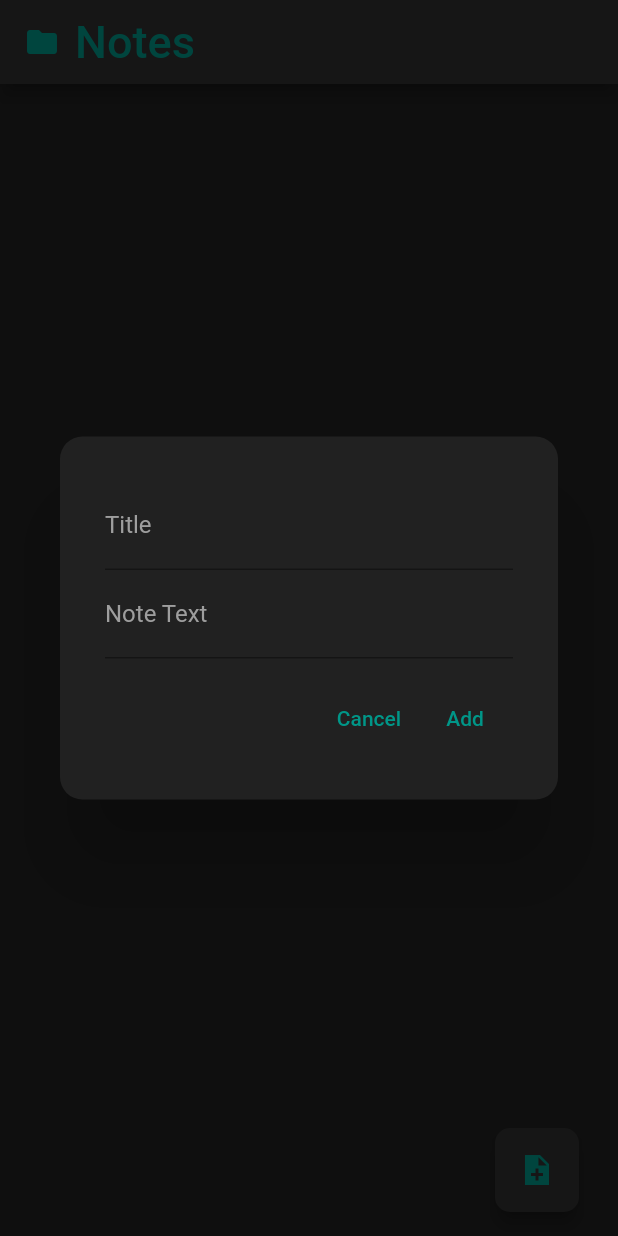
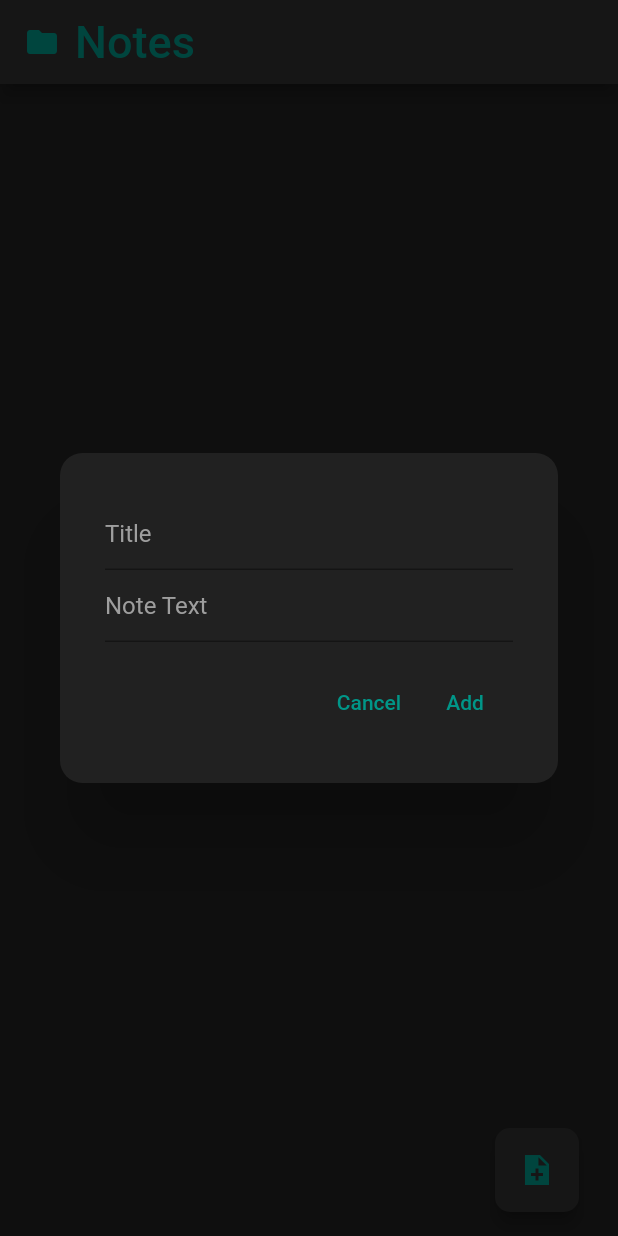
Before and after one commit to ReeceChawda/notepad, a Flutter app: the screen it shows after launch, after a tap on the "note add" icon, on a phone screen of 412 x 824 dp. Run offline on Flutter 3.47's test engine with Material 2 defaults, Android fonts, the phone set to English and light mode, and no system bars.

Commit message:
Changes * labelText for Title & Subtitle to hintText   - Makes the input less clunky

```diff
--- a/lib/main.dart
+++ b/lib/main.dart
@@ -44,16 +44,16 @@ class NotePadAppState extends State<NotePadApp> {
                 TextField(
                   controller: titleInput,
                   decoration: const InputDecoration(
-                    labelText: "Title",
-                    labelStyle: TextStyle(color: Colors.grey),
+                    hintText: "Title",
+                    hintStyle: TextStyle(color: Colors.grey),
                   ),
                   style: TextStyle(color: Colors.grey[300]),
                 ),
                 TextField(
                   controller: noteInput,
                   decoration: const InputDecoration(
-                    labelText: "Note Text",
-                    labelStyle: TextStyle(color: Colors.grey),
+                    hintText: "Note Text",
+                    hintStyle: TextStyle(color: Colors.grey),
                   ),
                   style: TextStyle(color: Colors.grey[300]),
                   maxLines: null,
@@ -131,16 +131,16 @@ class NotePadAppState extends State<NotePadApp> {
                 TextField(
                   controller: editTitleController,
                   decoration: const InputDecoration(
-                    labelText: "Title",
-                    labelStyle: TextStyle(color: Colors.grey),
+                    hintText: "Title",
+                    hintStyle: TextStyle(color: Colors.grey),
                   ),
                   style: TextStyle(color: Colors.grey[300]),
                 ),
                 TextField(
                   controller: editNoteController,
                   decoration: const InputDecoration(
-                      labelText: "Note Text",
-                      labelStyle: TextStyle(color: Colors.grey)),
+                      hintText: "Note Text",
+                      hintStyle: TextStyle(color: Colors.grey)),
                   style: TextStyle(color: Colors.grey[300]),
                   maxLines: null,
                 ),
```
